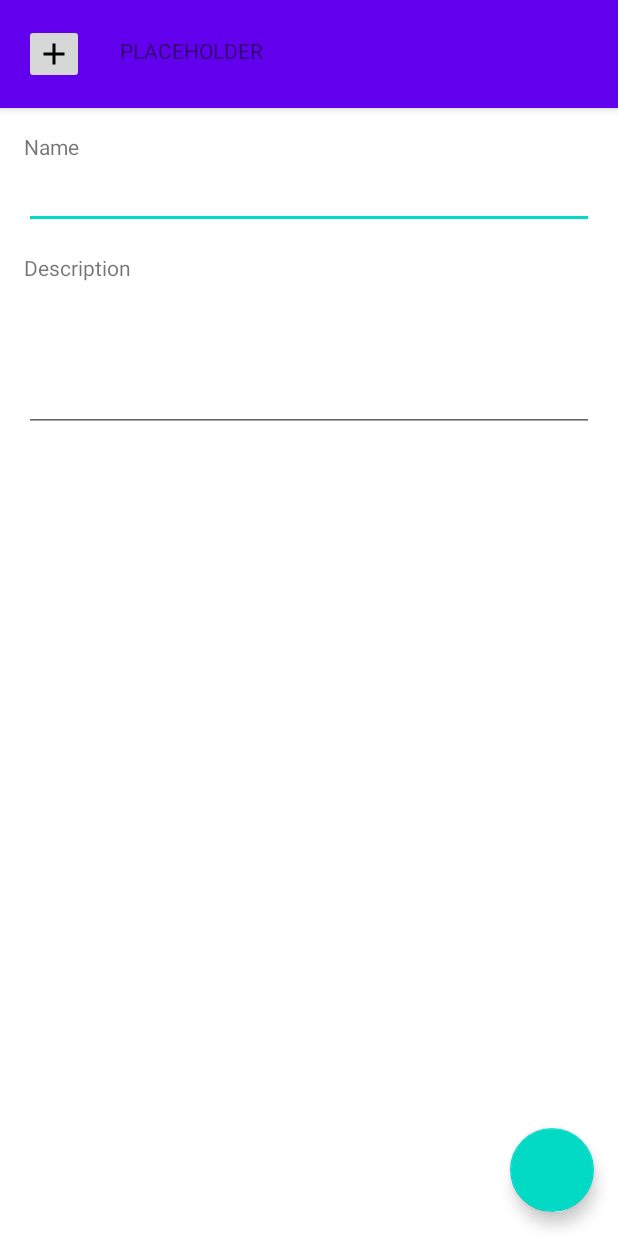
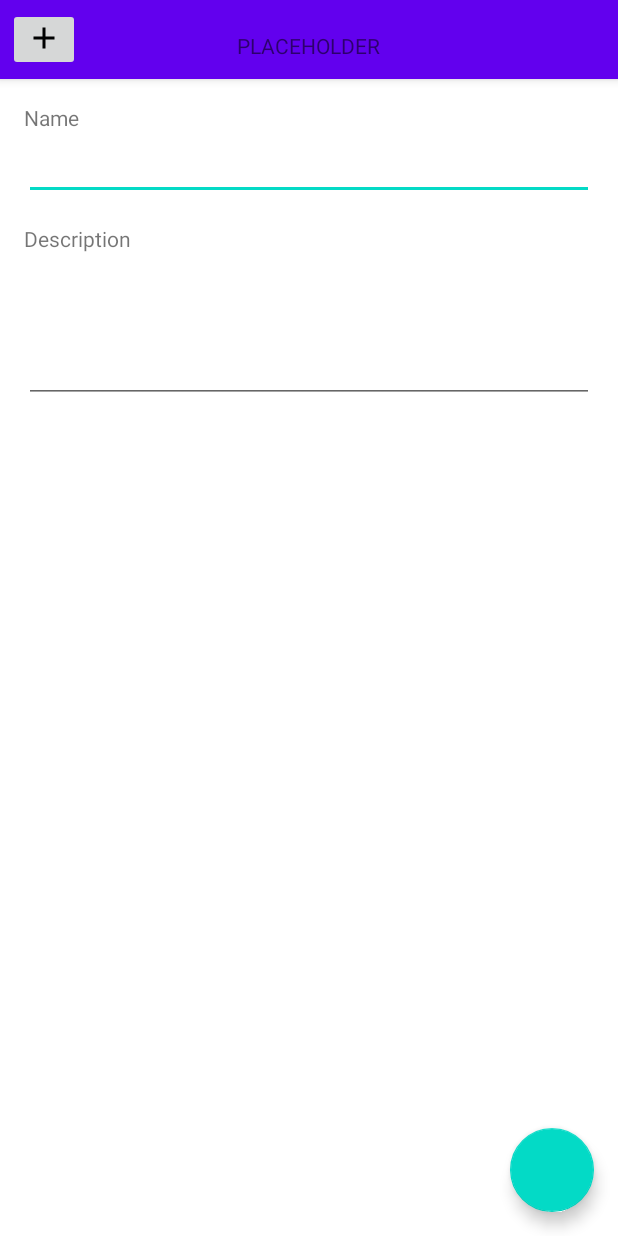
Before and after one commit to Oktawski/tasks-and-habits-android, an Android app: the screen it shows after launch (AddItemActivity), after a tap on an icon or button, on a phone screen of 412 x 824 dp. Run offline under Robolectric (Android 15) with nearby library versions, the phone set to English and light mode, and no system bars; our stand-ins replace Room's generated code.

Commit message:
Added ViewInits interface, AddItemActivity launches fragment based on intent passed from MainActivity

```diff
--- a/app/src/main/java/com/example/tah/MainActivity.java
+++ b/app/src/main/java/com/example/tah/MainActivity.java
@@ -16,10 +16,12 @@ import com.google.android.material.floatingactionbutton.FloatingActionButton;
 import com.google.android.material.tabs.TabLayout;
 import com.google.android.material.tabs.TabLayoutMediator;
 
-public class MainActivity extends AppCompatActivity {
+public class MainActivity extends AppCompatActivity implements ViewInits {
 
-    private int page;
     private TaskViewModel taskViewModel;
+    private ImageView deleteIcon;
+    private FloatingActionButton fabAdd;
+    private Intent intent;
 
     @Override
     protected void onCreate(Bundle savedInstanceState) {
@@ -29,21 +31,40 @@ public class MainActivity extends AppCompatActivity {
         ViewPager2 viewPager = findViewById(R.id.view_pager);
         viewPager.setAdapter(sectionsPagerAdapter);
         TabLayout tabs = findViewById(R.id.tabs);
-        FloatingActionButton fab = findViewById(R.id.fab_add);
-        ImageView deleteIcon = findViewById(R.id.delete_icon);
+        fabAdd = findViewById(R.id.fab_add);
+        deleteIcon = findViewById(R.id.delete_icon);
 
-        taskViewModel = new ViewModelProvider(this).get(TaskViewModel.class);
+
+        intent = new Intent(this, AddItemActivity.class);
+
+        viewPager.registerOnPageChangeCallback(new ViewPager2.OnPageChangeCallback() {
+            @Override
+            public void onPageSelected(int position) {
+                intent.putExtra("fragmentId", sectionsPagerAdapter.getTabTitleId(position));
+            }
+        });
 
         new TabLayoutMediator(tabs, viewPager, (tab, position) -> {
             tab.setText(getResources().getString(sectionsPagerAdapter.getTabTitleId(position)));
         }).attach();
 
+        initOnClickListeners();
+        initViewModelObservables();
+    }
+
+    @Override
+    public void initOnClickListeners(){
         // temp
-        fab.setOnClickListener(v -> {
+        fabAdd.setOnClickListener(v -> {
             // TODO new item activity/fragment, Task or Habit
-            startActivity(new Intent(this, AddItemActivity.class));
+            startActivity(intent);
 
         });
+    }
+
+    @Override
+    public void initViewModelObservables(){
+        taskViewModel = new ViewModelProvider(this).get(TaskViewModel.class);
 
         taskViewModel.getCheckedItemsLD().observe(this, checkedTasks -> {
             if(checkedTasks.isEmpty()){
@@ -53,7 +74,5 @@ public class MainActivity extends AppCompatActivity {
                 deleteIcon.setVisibility(View.VISIBLE);
             }
         });
-
-
     }
 }
--- /dev/null
+++ b/app/src/main/java/com/example/tah/ViewInits.kt
@@ -0,0 +1,7 @@
+package com.example.tah
+
+interface ViewInits {
+
+    fun initOnClickListeners()
+    fun initViewModelObservables()
+}
--- a/app/src/main/java/com/example/tah/models/Task.kt
+++ b/app/src/main/java/com/example/tah/models/Task.kt
@@ -4,6 +4,7 @@ import androidx.annotation.NonNull
 import androidx.room.ColumnInfo
 import androidx.room.Entity
 import androidx.room.PrimaryKey
+import com.example.tah.R
 
 @Entity(tableName = "tasks")
 class Task(
@@ -16,7 +17,20 @@ class Task(
         @ColumnInfo(name = "description") val description: String?,
 
         @ColumnInfo(name = "is_complete") val isComplete: Boolean = false
-){
+): ViewType{
         constructor(name: String, description: String?, isComplete: Boolean)
         :this(null, name, description, isComplete)
+
+
+        override fun getBasicView(): Int {
+                return R.layout.fragment_tasks
+        }
+
+        override fun getAddView(): Int {
+                return R.layout.add_task_fragment
+        }
+
+        override fun getItemView(): Int {
+                return R.layout.item_task
+        }
 }
--- /dev/null
+++ b/app/src/main/java/com/example/tah/models/ViewType.kt
@@ -0,0 +1,15 @@
+package com.example.tah.models
+
+import androidx.annotation.LayoutRes
+
+interface ViewType {
+
+    @LayoutRes
+    fun getBasicView(): Int
+
+    @LayoutRes
+    fun getAddView(): Int
+
+    @LayoutRes
+    fun getItemView(): Int
+}
--- a/app/src/main/java/com/example/tah/ui/main/AddItemActivity.kt
+++ b/app/src/main/java/com/example/tah/ui/main/AddItemActivity.kt
@@ -3,24 +3,45 @@ package com.example.tah.ui.main
 import android.os.Bundle
 import android.widget.ImageButton
 import androidx.appcompat.app.AppCompatActivity
+import androidx.fragment.app.Fragment
 import com.example.tah.R
+import com.example.tah.ViewInits
+import com.example.tah.ui.habit.HabitsFragment
 import com.example.tah.ui.task.TaskAddFragment
+import com.example.tah.ui.task.TasksFragment
 
-class AddItemActivity: AppCompatActivity(){
+class AddItemActivity: AppCompatActivity(), ViewInits{
+
+    lateinit var backArrow: ImageButton
 
     override fun onCreate(savedInstanceState: Bundle?){
         super.onCreate(savedInstanceState)
         setContentView(R.layout.activity_add_item)
 
-        val backArrow = findViewById<ImageButton>(R.id.back_arrow)
+        backArrow = findViewById(R.id.back_arrow)
+
+        val fragmentId: Int = intent.getIntExtra("fragmentId", R.layout.fragment_habits)
+        var fragment: Fragment = TasksFragment()
+
+        when(fragmentId){
+            R.string.tab_tasks -> fragment = TaskAddFragment()
+            R.string.tab_habits -> fragment = HabitsFragment() //TODO implement AddHabitFragment
+        }
 
         supportFragmentManager.beginTransaction()
-                .replace(R.id.add_fragment_container, TaskAddFragment())
+                .replace(R.id.add_fragment_container, fragment)
                 .commit()
 
+        initOnClickListeners()
+    }
 
+    override fun initOnClickListeners() {
         backArrow.setOnClickListener{
             finish()
         }
     }
+
+    override fun initViewModelObservables() {
+        TODO("Not yet implemented")
+    }
 }
--- a/app/src/main/java/com/example/tah/ui/task/TaskAddFragment.kt
+++ b/app/src/main/java/com/example/tah/ui/task/TaskAddFragment.kt
@@ -8,11 +8,12 @@ import android.widget.EditText
 import androidx.fragment.app.Fragment
 import androidx.lifecycle.ViewModelProvider
 import com.example.tah.R
+import com.example.tah.ViewInits
 import com.example.tah.models.Task
 import com.example.tah.models.TaskViewModel
 import com.google.android.material.floatingactionbutton.FloatingActionButton
 
-class TaskAddFragment: Fragment(R.layout.add_task_fragment){
+class TaskAddFragment: Fragment(R.layout.add_task_fragment), ViewInits{
 
     private lateinit var viewModel: TaskViewModel
     private lateinit var nameET: EditText
@@ -40,6 +41,10 @@ class TaskAddFragment: Fragment(R.layout.add_task_fragment){
     override fun onViewCreated(view: View, savedInstanceState: Bundle?) {
         super.onViewCreated(view, savedInstanceState)
 
+        initOnClickListeners()
+    }
+
+    override fun initOnClickListeners() {
         addFab.setOnClickListener{
             val name = nameET.text.toString()
             val description = descriptionET.text.toString()
@@ -47,4 +52,8 @@ class TaskAddFragment: Fragment(R.layout.add_task_fragment){
             viewModel.add(Task(name, description, false))
         }
     }
+
+    override fun initViewModelObservables() {
+        TODO("Not yet implemented")
+    }
 }
--- a/app/src/main/res/layout/activity_add_item.xml
+++ b/app/src/main/res/layout/activity_add_item.xml
@@ -19,8 +19,8 @@
             <ImageButton
                 android:layout_width="wrap_content"
                 android:layout_height="wrap_content"
-                android:padding="@dimen/appbar_padding_top"
-                android:layout_margin="@dimen/activity_vertical_margin"
+                android:paddingTop="@dimen/appbar_padding_top"
+                android:layout_margin="5dp"
                 android:id="@+id/back_arrow"
                 android:src="@drawable/ic_add_24px"
                 />
@@ -29,9 +29,9 @@
                 android:layout_width="wrap_content"
                 android:layout_height="wrap_content"
                 android:text="@string/placeholder"
-                android:padding="@dimen/appbar_padding_top"
-                android:layout_marginTop="@dimen/activity_vertical_margin"
-                android:layout_toEndOf="@id/back_arrow"
+                android:paddingTop="@dimen/appbar_padding_top"
+                android:layout_marginTop="5dp"
+                android:layout_centerInParent="true"
                 />
         </RelativeLayout>
 
```
